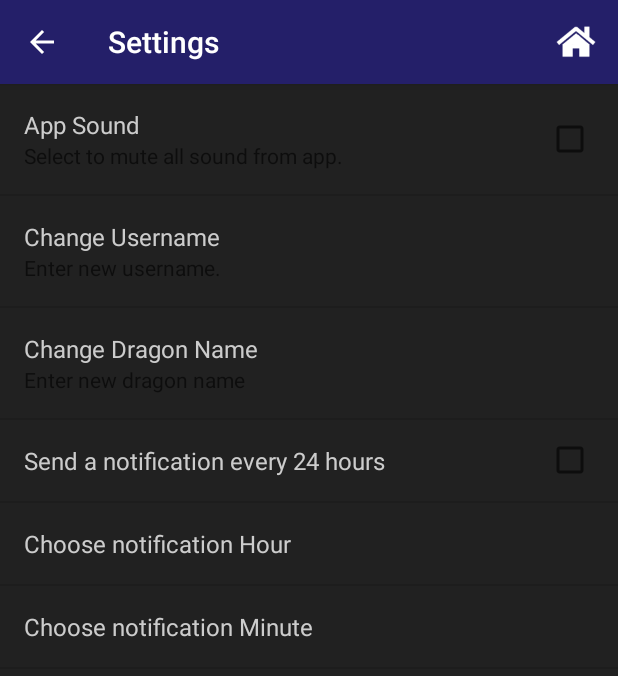
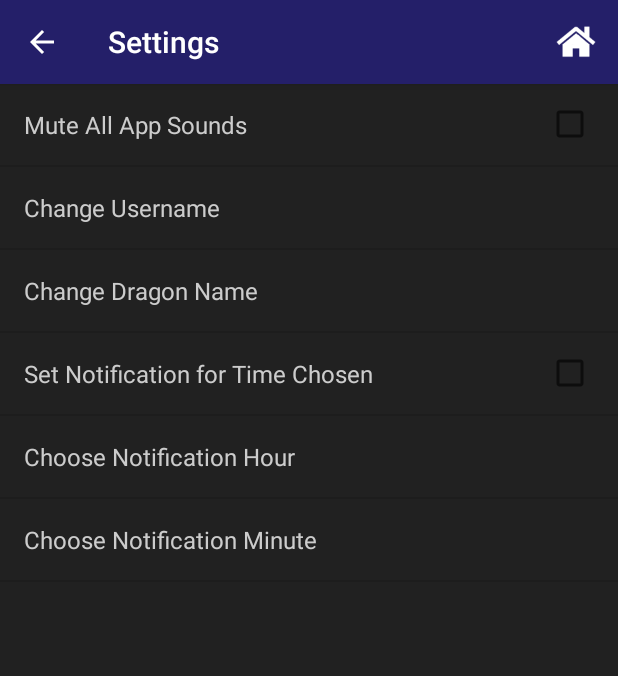
Before and after one commit to MyannaHarris/GEDMobileApp, an Android app: the SettingsActivity screen opened directly, with no data from a screen before it, on a phone screen of 412 x 824 dp. Shown: the top 676 px of the screen. Run offline under Robolectric (Android 15) with nearby library versions, the phone set to English and light mode, and no system bars.

Commit message:
fixed settings page wording

```diff
--- a/GEDAppGUI/app/src/main/java/com/gedappgui/gedappgui/MyApplication.java
+++ b/GEDAppGUI/app/src/main/java/com/gedappgui/gedappgui/MyApplication.java
@@ -63,7 +63,7 @@ public class MyApplication extends Application {
     private DatabaseHelper dbHelper;
 
     // Time variables to set notification time
-    private int hour = 0;
+    private int hour = 15;
     private int minute = 0;
 
     // Listens for the preferences changing in the settings
@@ -144,7 +144,7 @@ public class MyApplication extends Application {
                 }
             } else if (key.equals("hour_number")) {
                 // Save new hour
-                setHour(prefs.getInt("hour_number", 0));
+                setHour(prefs.getInt("hour_number", 15));
 
                 // Restart notification
                 // Cancel notification
--- a/GEDAppGUI/app/src/main/res/values/strings.xml
+++ b/GEDAppGUI/app/src/main/res/values/strings.xml
@@ -9,7 +9,7 @@
  Jasmine Jans
  Jimmy Sherman
 
- Last Edit: 1-17-17
+ Last Edit: 4-10-17
 -->
 
 <resources>
@@ -55,17 +55,12 @@
 
     <string name="setting_title">All Settings</string>
 
-    <!-- Sound -->
-    <string name="sound_title">App Sound</string>
-    <string name="sound_summary">Select to mute all sound from app.</string>
 
     <!-- Reminder -->
     <string name="reminder_title">Reminder</string>
-    <string name="reminder_summary">Choose time for reminder.</string>
 
     <!-- Username -->
     <string name="username_title">Change Username</string>
-    <string name="username_summary">Enter new username.</string>
 
     <!-- Text size-->
     <string name="text_size_title">Change Text Size</string>
--- a/GEDAppGUI/app/src/main/res/xml/preferences.xml
+++ b/GEDAppGUI/app/src/main/res/xml/preferences.xml
@@ -11,7 +11,7 @@
  Jasmine Jans
  Jimmy Sherman
 
- Last Edit: 10-26-16
+ Last Edit: 4-10-17
 -->
 
 <PreferenceScreen xmlns:android="http://schemas.android.com/apk/res/android"
@@ -21,14 +21,12 @@
 
     <CheckBoxPreference
         android:key="sound_preference"
-        android:title="@string/sound_title"
-        android:summary="@string/sound_summary"/>
+        android:title="Mute All App Sounds"/>
 
     <EditTextPreference
         android:key="username_preference"
         android:id="@+id/namePref"
         android:title="@string/username_title"
-        android:summary="@string/username_summary"
         android:hint="Name"
         android:textColor="@color/colorAccent"
         android:maxLength="10"
@@ -39,7 +37,6 @@
         android:key="dragonname_preference"
         android:id="@+id/dragonNamePref"
         android:title="Change Dragon Name"
-        android:summary="Enter new dragon name"
         android:hint="Dragon Name"
         android:textColor="@color/colorAccent"
         android:textColorHint="@color/colorHint"
@@ -48,17 +45,17 @@
 
     <CheckBoxPreference
         android:defaultValue="false"
-        android:title="Send a notification every 24 hours"
+        android:title="Set Notification for Time Chosen"
         android:key="notification_preference"/>
 
     <com.gedappgui.gedappgui.NumberPickerPreference
         android:key="hour_number"
-        android:title="Choose notification Hour"
-        android:defaultValue="0" />
+        android:title="Choose Notification Hour"
+        android:defaultValue="15" />
 
     <com.gedappgui.gedappgui.MinuteNumberPickerPreference
         android:key="minute_number"
-        android:title="Choose notification Minute"
+        android:title="Choose Notification Minute"
         android:defaultValue="0" />
 
 </PreferenceScreen>
```
